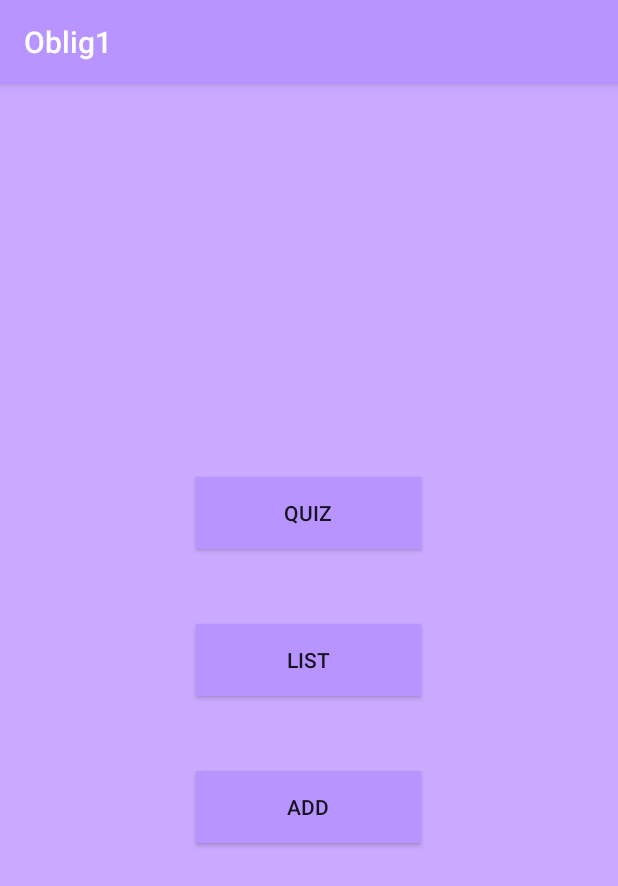
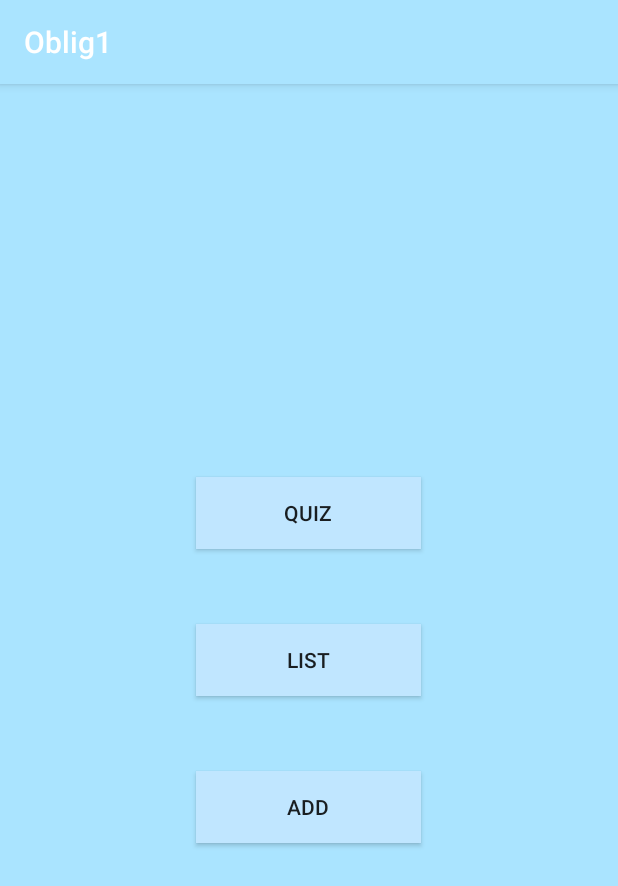
Before and after one commit to StefanGoThuen/Quiz-app, an Android app: the screen it shows after launch (MainActivity), on a phone screen of 412 x 824 dp. Shown: the top 886 px of the screen. Run offline under Robolectric (Android 15) with nearby library versions, the phone set to English and light mode, and no system bars.

Commit message:
nye farger

```diff
--- a/app/src/main/res/values/colors.xml
+++ b/app/src/main/res/values/colors.xml
@@ -1,9 +1,9 @@
 <?xml version="1.0" encoding="utf-8"?>
 <resources>
-    <color name="colorPrimary">#B794FF</color>
+    <color name="colorPrimary">#AAE4FF</color>
     <color name="colorPrimaryDark">#00574B</color>
     <color name="colorAccent">#D81B60</color>
-    <color name="background">#CAAAFF</color>
-    <color name="btn">#B794FF</color>
+    <color name="background">#AAE4FF</color>
+    <color name="btn">#C0E6FF</color>
     <color name="shadow">#000000</color>
 </resources>
```
